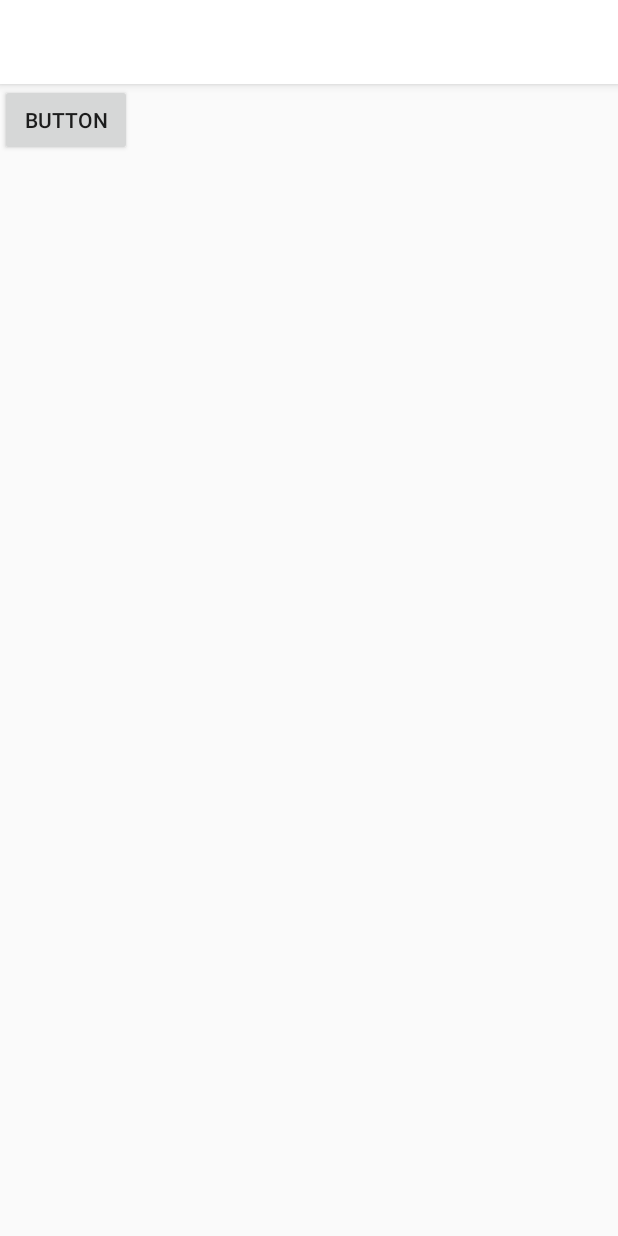
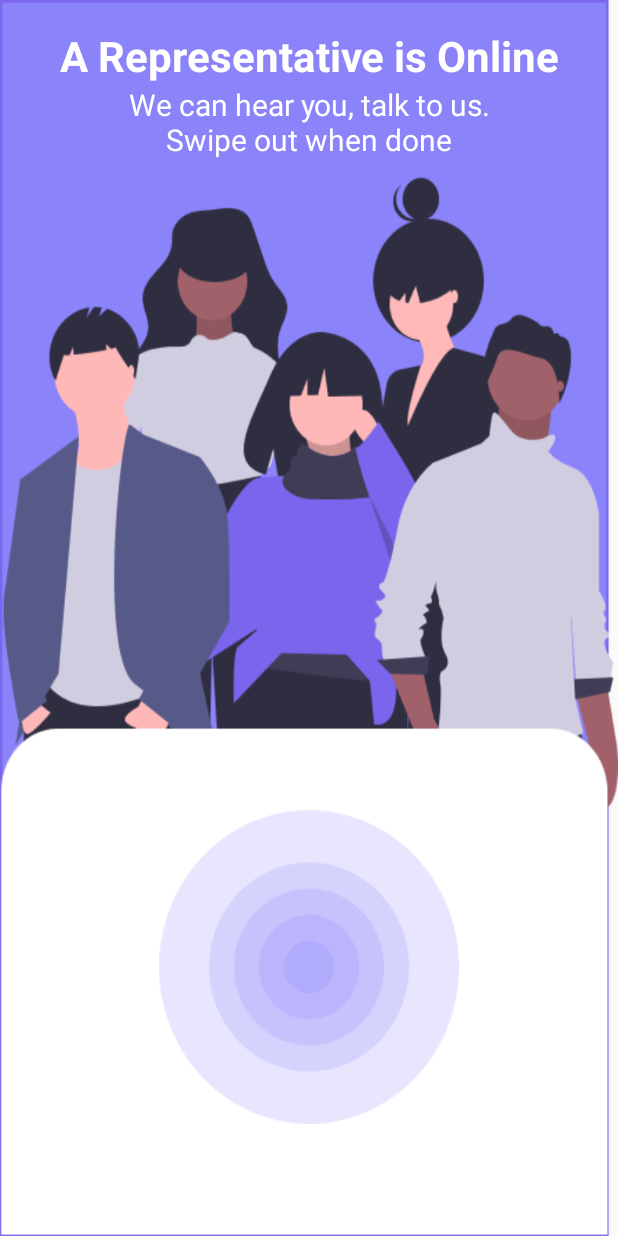
Before and after one commit to bunnefant/brick-hacks-lego-brick, an Android app: the call screen opened directly, with no data from a screen before it, on a phone screen of 412 x 824 dp. Run offline under Robolectric (Android 15) with nearby library versions, the phone set to English and light mode, and no system bars; our stand-ins replace ButterKnife; libraries missing offline, so code that uses them is left out: com.voxeet, com.voxeet.promise, com.voxeet.sdk.

Commit message:
New UI Updates

```diff
--- a/dolby/app/src/main/res/layout/activity_call.xml
+++ b/dolby/app/src/main/res/layout/activity_call.xml
@@ -4,18 +4,53 @@
     xmlns:tools="http://schemas.android.com/tools"
     android:layout_width="match_parent"
     android:layout_height="match_parent"
-    tools:context=".call">
+    android:background="@drawable/activity_monitor_image">
+
     <LinearLayout
         android:layout_width="match_parent"
         android:layout_height="match_parent"
-        android:orientation="vertical">
-        <Button
-            android:id="@+id/leave"
-            android:layout_width="wrap_content"
+        android:orientation="vertical"
+        tools:layout_editor_absoluteX="36dp"
+        tools:layout_editor_absoluteY="-16dp">
+
+
+        <TextView
+            android:id="@+id/areYouSafe"
+            android:layout_width="match_parent"
             android:layout_height="wrap_content"
-            android:text="Button"
-            tools:layout_editor_absoluteX="161dp"
-            tools:layout_editor_absoluteY="216dp" />
+            android:layout_marginTop="8pt"
+            android:gravity="center"
+            android:text="A Representative is Online"
+            android:textColor="@color/colorPrimary"
+            android:textSize="28dp"
+            android:textStyle="bold" />
+
+        <TextView
+            android:id="@+id/weAreListening"
+            android:layout_width="match_parent"
+            android:layout_height="wrap_content"
+            android:gravity="center"
+            android:text="We can hear you, talk to us.
+                                Swipe out when done"
+            android:textColor="@color/colorPrimary"
+            android:textSize="20dp" />
+
+        <ImageView
+            android:id="@+id/imageView"
+            android:layout_width="200dp"
+            android:layout_height="wrap_content"
+            android:layout_gravity="center"
+            android:layout_marginTop="400dp"
+            app:srcCompat="@drawable/listening" />
+
+
+        <!-- Step 3. Put the layout changes for the video step here -->
+
+        <!-- Step 4. Put the layout changes for the view participants step here -->
+
+        <!-- Step 5. Put the layout changes for the screen sharing step here -->
+
+        <!-- Step 6. Put the layout changes for the recording step here -->
 
     </LinearLayout>
 
--- a/dolby/app/src/main/res/values/colors.xml
+++ b/dolby/app/src/main/res/values/colors.xml
@@ -5,7 +5,7 @@
     <color name="colorAccent">#8d8ddb</color>
     <color name="transparent">#00000000</color>
     <color name="white">#ffffff</color>
-    <color name="purple">#ac3ef9</color>
+    <color name="purple">#7a65ed</color>
     <color name="blackTxt">#0d0e15</color>
     <color name="grayTxt">#8c8c8c</color>
     <color name="light_gray40">#8d95989a</color>
--- a/dolby/app/src/main/res/values/styles.xml
+++ b/dolby/app/src/main/res/values/styles.xml
@@ -1,6 +1,6 @@
 <resources>
     <!-- Base application theme. -->
-    <style name="AppTheme" parent="Theme.AppCompat.Light.DarkActionBar">
+    <style name="AppTheme" parent="Theme.AppCompat.Light.NoActionBar">
         <!-- Customize your theme here. -->
         <item name="colorPrimary">@color/colorPrimary</item>
         <item name="colorPrimaryDark">@color/colorPrimaryDark</item>
```
Also changed, not shown: dolby/app/src/main/res/layout/activity_monitor.xml (+9 -7 lines), dolby/app/src/main/res/layout/activity_onboarding.xml (+10 -10 lines), dolby/app/src/main/res/layout/fragment_walkthrough_one.xml (+2 -6 lines), dolby/app/src/main/res/drawable/not_listening.png (added).
